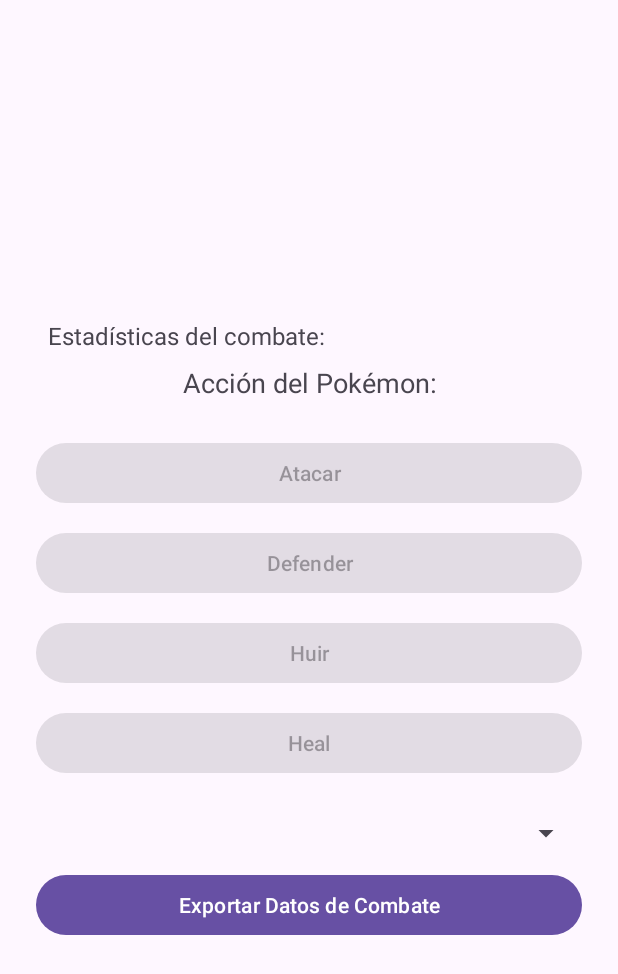
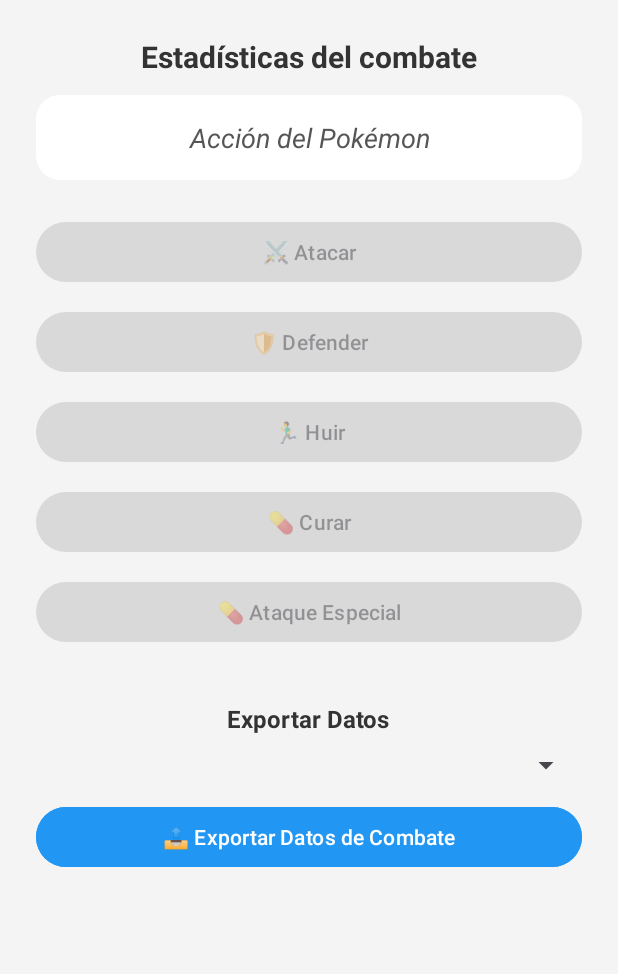
Before and after one commit to scottfo20/Pokedex, an Android app: the SimulateActivity screen opened directly, with no data from a screen before it, on a phone screen of 412 x 824 dp. Shown: the top 974 px of the screen. Run offline under Robolectric (Android 15) with nearby library versions, the phone set to English and light mode, and no system bars; 1 statement that could not run was skipped.

Commit message:
ClassT2RefactorCommitUpdate

```diff
--- a/app/src/main/java/com/example/pokedex/AddLocation.java
+++ b/app/src/main/java/com/example/pokedex/AddLocation.java
@@ -17,6 +17,9 @@ import com.google.firebase.database.FirebaseDatabase;
 
 public class AddLocation extends AppCompatActivity {
 
+    //SRP: Maneja la UI para añadir ubicación y guarda datos en Firebase.
+    //DIP: Aquí se depende directamente de FirebaseDatabase (puede mejorarse para inyectar una abstracción, mejorando DIP).
+    //DRY: Validación clara y manejo de errores evita duplicación.
     private EditText editLatitude, editLongitude;
     private Button btnSaveLocation;
     private DatabaseReference databaseRef;
--- a/app/src/main/java/com/example/pokedex/SimulateActivity.java
+++ b/app/src/main/java/com/example/pokedex/SimulateActivity.java
@@ -13,6 +13,7 @@ import com.example.pokedex.actions.AttackAction;
 import com.example.pokedex.actions.DefendAction;
 import com.example.pokedex.actions.HealAction;
 import com.example.pokedex.actions.RunAction;
+import com.example.pokedex.actions.SpecialattackAction;
 import com.example.pokedex.interfaces.ExportStrategy;
 import com.example.pokedex.interfaces.PokemonAction;
 import com.example.pokedex.models.BattleStats;
@@ -38,7 +39,7 @@ public class SimulateActivity extends AppCompatActivity {
     private PokemonAction action;
     private TextView tvResult, tvStats;
     private Map<String, PokemonAction> actions;
-    private Button btnAttack, btnDefend, btnRun, btnHeal, btnExport;
+    private Button btnAttack, btnDefend, btnRun, btnHeal, btnExport, btnSpecialAttack;
     Spinner spinnerExportFormat;
     private BattleStats battleStats = new BattleStats();
 
@@ -55,6 +56,7 @@ public class SimulateActivity extends AppCompatActivity {
         btnHeal = findViewById(R.id.btnHeal);
         tvStats = findViewById(R.id.tvStats);
         btnExport = findViewById(R.id.btnExport);
+        btnSpecialAttack = findViewById(R.id.btnSpecialAttack);
         spinnerExportFormat = findViewById(R.id.spinnerExportFormat);
 
 
@@ -64,6 +66,7 @@ public class SimulateActivity extends AppCompatActivity {
         btnDefend.setEnabled(false);
         btnRun.setEnabled(false);
         btnHeal.setEnabled(false);
+        btnSpecialAttack.setEnabled(false);
 
         String pokemonName = getIntent().getStringExtra("pokemon_name");
         if (pokemonName == null || pokemonName.isEmpty()) {
@@ -97,12 +100,14 @@ public class SimulateActivity extends AppCompatActivity {
                     btnDefend.setEnabled(true);
                     btnRun.setEnabled(true);
                     btnHeal.setEnabled(true);
+                    btnSpecialAttack.setEnabled(true);
 
                     actions = new HashMap<>();
                     actions.put("attack", new AttackAction());
                     actions.put("defend", new DefendAction());
                     actions.put("run", new RunAction());
                     actions.put("heal", new HealAction());
+                    actions.put(("special_attack"), new SpecialattackAction());
 
 
                     btnAttack.setOnClickListener(v -> {
@@ -130,6 +135,12 @@ public class SimulateActivity extends AppCompatActivity {
                         action = PokemonActionFactory.createAction("heal");
                         tvResult.setText(action.execute(pokemon));
                         updateStatsDisplay();
+                    });
+                    btnSpecialAttack.setOnClickListener(v -> {
+
+                        action = PokemonActionFactory.createAction("special_attack");
+                        tvResult.setText(action.execute(pokemon));
+
                     });
 
                 } else {
--- a/app/src/main/java/com/example/pokedex/adapters/PokemonAdapter.java
+++ b/app/src/main/java/com/example/pokedex/adapters/PokemonAdapter.java
@@ -14,6 +14,8 @@ import com.example.pokedex.models.PokemonItem;
 import java.util.List;
 
 public class PokemonAdapter extends RecyclerView.Adapter<PokemonAdapter.ViewHolder> {
+    //SRP-DIP-OCP-DRY
+    //Inversión de dependencias: Al usar una interfaz para el click (OnPokemonClickListener) el adapter depende de abstracciones, no de implementaciones concretas.
     private List<PokemonItem> list;                    // Guarda la lista de Pokémons que se muestran.
     private View.OnClickListener onClick;              // Listener genérico para clicks (no se usa en el código final).
 
--- a/app/src/main/java/com/example/pokedex/models/BattleStats.java
+++ b/app/src/main/java/com/example/pokedex/models/BattleStats.java
@@ -5,6 +5,7 @@ public class BattleStats {
     private int defenses = 0;
     private int escapes = 0;
     private int heals = 0;
+    private int attackspecials = 0;
 
     public void incrementAttack() { attacks++; }
     public void incrementDefense() { defenses++; }
--- a/app/src/main/java/com/example/pokedex/models/PokemonDetail.java
+++ b/app/src/main/java/com/example/pokedex/models/PokemonDetail.java
@@ -3,6 +3,8 @@ package com.example.pokedex.models;
 import java.util.List;
 
 public class PokemonDetail {
+    //SRP
+    //OCP: Se puede extender el modelo añadiendo más campos sin modificar el contrato existente (idealmente con herencia o composición).
     private int id;
     private String name;
     private Sprites sprites;
--- a/app/src/main/java/com/example/pokedex/services/PokeApiService.java
+++ b/app/src/main/java/com/example/pokedex/services/PokeApiService.java
@@ -10,8 +10,7 @@ import retrofit2.http.Query;
 import retrofit2.http.Url;
 
 public interface PokeApiService {
-//    @GET("pokemon")
-//    Call<PokemonListResponse> getPokemonList(@Query("limit") int limit);
+    //DIP: La UI o lógica depende de esta interfaz (abstracción), no de implementaciones concretas.
     @GET("pokemon")
     Call<PokemonListResponse> getPokemonList(
             @Query("limit") int limit,
--- a/app/src/main/java/com/example/pokedex/utilities/PokemonActionFactory.java
+++ b/app/src/main/java/com/example/pokedex/utilities/PokemonActionFactory.java
@@ -4,6 +4,7 @@ import com.example.pokedex.actions.AttackAction;
 import com.example.pokedex.actions.DefendAction;
 import com.example.pokedex.actions.HealAction;
 import com.example.pokedex.actions.RunAction;
+import com.example.pokedex.actions.SpecialattackAction;
 import com.example.pokedex.interfaces.PokemonAction;
 
 public class PokemonActionFactory {
@@ -17,6 +18,8 @@ public class PokemonActionFactory {
                 return new RunAction();
             case "heal":
                 return new HealAction();
+            case "special_attack":
+                return new SpecialattackAction();
             default:
                 throw new IllegalArgumentException("Acción no válida: " + actionType);
         }
--- /dev/null
+++ b/app/src/main/res/drawable/bg_rounded_white.xml
@@ -0,0 +1,5 @@
+<shape xmlns:android="http://schemas.android.com/apk/res/android"
+    android:shape="rectangle">
+    <solid android:color="@android:color/white" />
+    <corners android:radius="16dp" />
+</shape>
--- /dev/null
+++ b/app/src/main/res/drawable/image_circle_background.xml
@@ -0,0 +1,5 @@
+<!-- res/drawable/image_circle_background.xml -->
+<shape xmlns:android="http://schemas.android.com/apk/res/android"
+    android:shape="oval">
+    <solid android:color="#EEEEEE"/>
+</shape>
--- a/app/src/main/res/layout/activity_simulate.xml
+++ b/app/src/main/res/layout/activity_simulate.xml
@@ -1,78 +1,105 @@
 <?xml version="1.0" encoding="utf-8"?>
+<ScrollView xmlns:android="http://schemas.android.com/apk/res/android"
+    android:layout_width="match_parent"
+    android:layout_height="match_parent"
+    android:background="#F4F4F4">
+
     <LinearLayout
-    xmlns:android="http://schemas.android.com/apk/res/android"
+        android:layout_width="match_parent"
+        android:layout_height="wrap_content"
         android:orientation="vertical"
         android:padding="24dp"
-    android:gravity="center"
+        android:gravity="center_horizontal">
+
+        <!-- Título -->
+        <TextView
+            android:id="@+id/tvStats"
+            android:layout_width="wrap_content"
+            android:layout_height="wrap_content"
+            android:text="Estadísticas del combate"
+            android:textSize="20sp"
+            android:textStyle="bold"
+            android:textColor="#333333"
+            android:layout_marginBottom="12dp" />
+
+        <!-- Resultado en contenedor con fondo redondeado -->
+        <LinearLayout
             android:layout_width="match_parent"
-    android:layout_height="match_parent">
+            android:layout_height="wrap_content"
+            android:background="@drawable/bg_rounded_white"
+            android:padding="16dp"
+            android:layout_marginBottom="24dp">
 
             <TextView
-        android:id="@+id/tvStats"
+                android:id="@+id/tvResult"
                 android:layout_width="match_parent"
                 android:layout_height="wrap_content"
-        android:text="Estadísticas del combate:"
-        android:textSize="16sp"
-        android:padding="8dp"
-        android:layout_marginTop="8dp"/>
-
-
-    <!-- Resultado de la acción -->
-    <TextView
-        android:id="@+id/tvResult"
-        android:text="Acción del Pokémon:"
+                android:text="Acción del Pokémon"
                 android:textSize="18sp"
                 android:textAlignment="center"
-        android:layout_marginBottom="24dp"
-        android:layout_width="match_parent"
-        android:layout_height="wrap_content" />
+                android:textStyle="italic"
+                android:textColor="#555555" />
+        </LinearLayout>
 
-    <!-- Botón Atacar -->
+        <!-- Botones -->
         <Button
             android:id="@+id/btnAttack"
-        android:text="Atacar"
+            android:text="⚔️ Atacar"
             android:layout_width="match_parent"
             android:layout_height="wrap_content"
             android:layout_marginBottom="12dp" />
 
-    <!-- Botón Defender -->
         <Button
             android:id="@+id/btnDefend"
-        android:text="Defender"
+            android:text="🛡️ Defender"
             android:layout_width="match_parent"
             android:layout_height="wrap_content"
             android:layout_marginBottom="12dp" />
 
-    <!-- Botón Huir -->
         <Button
             android:id="@+id/btnRun"
-        android:text="Huir"
-        android:layout_width="match_parent"
-        android:layout_height="wrap_content"
-        android:layout_marginBottom="12dp" />
-    <!-- Botón curar-->
-    <Button
-        android:id="@+id/btnHeal"
-        android:text="Heal"
+            android:text="🏃‍♂️ Huir"
             android:layout_width="match_parent"
             android:layout_height="wrap_content"
             android:layout_marginBottom="12dp" />
 
-    <!-- Spinner para seleccionar el formato de exportación -->
+        <Button
+            android:id="@+id/btnHeal"
+            android:text="💊 Curar"
+            android:layout_width="match_parent"
+            android:layout_height="wrap_content"
+            android:layout_marginBottom="12dp" />
+        <Button
+            android:id="@+id/btnSpecialAttack"
+            android:text="💊 Ataque Especial"
+            android:layout_width="match_parent"
+            android:layout_height="wrap_content"
+            android:layout_marginBottom="12dp" />
+
+        <!-- Exportar -->
+        <TextView
+            android:layout_width="wrap_content"
+            android:layout_height="wrap_content"
+            android:text="Exportar Datos"
+            android:textSize="16sp"
+            android:textStyle="bold"
+            android:layout_marginTop="24dp"
+            android:layout_marginBottom="8dp"
+            android:textColor="#333" />
+
         <Spinner
             android:id="@+id/spinnerExportFormat"
             android:layout_width="match_parent"
             android:layout_height="wrap_content"
-        android:layout_marginTop="12dp"
             android:layout_marginBottom="12dp" />
 
-    <!-- Botón Exportar -->
         <Button
             android:id="@+id/btnExport"
-        android:text="Exportar Datos de Combate"
+            android:text="📤 Exportar Datos de Combate"
             android:layout_width="match_parent"
-        android:layout_height="wrap_content" />
-
-
+            android:layout_height="wrap_content"
+            android:backgroundTint="#2196F3"
+            android:textColor="@android:color/white" />
 
     </LinearLayout>
+</ScrollView>
```
Also changed, not shown: app/src/main/java/com/example/pokedex/actions/SpecialattackAction.java (added, +11 -0 lines), app/src/main/res/layout/item_pokemon.xml (+33 -8 lines). Lines whose indentation alone changed are shown as unchanged.
